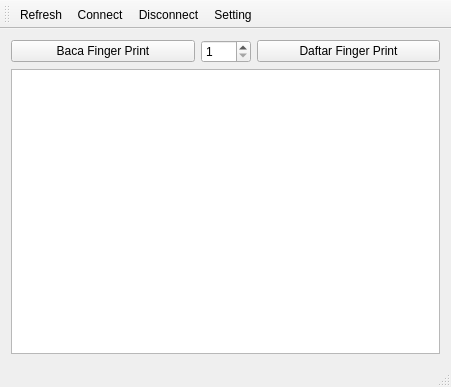
The window that mainwindow.ui (zenaki/Lilly-Project) describes before a commit, drawn with Qt 5.
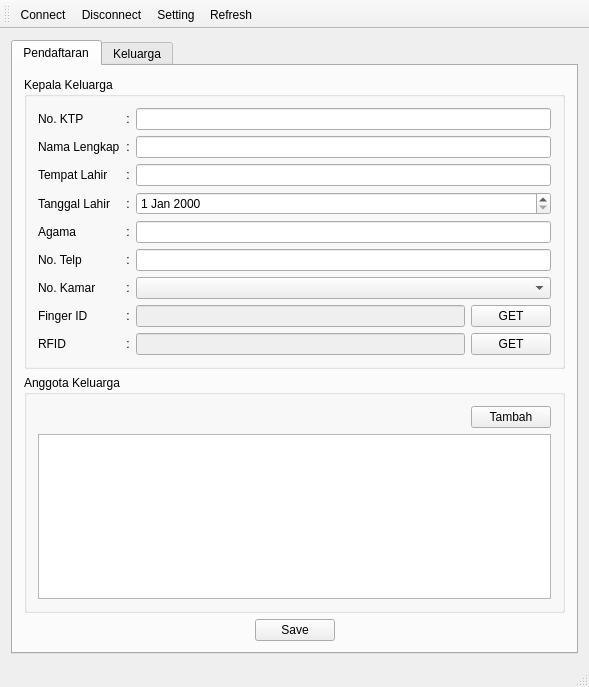
The same window after the commit. Icons and pictures are not drawn.

```diff
--- a/mainwindow.ui
+++ b/mainwindow.ui
@@ -6,8 +6,8 @@
    <rect>
     <x>0</x>
     <y>0</y>
-    <width>451</width>
-    <height>387</height>
+    <width>589</width>
+    <height>687</height>
    </rect>
   </property>
   <property name="minimumSize">
@@ -21,39 +21,351 @@
   </property>
   <widget class="QWidget" name="centralWidget">
    <layout class="QGridLayout" name="gridLayout">
-    <item row="1" column="0" colspan="3">
-     <widget class="QSplitter" name="splitter">
-      <property name="orientation">
-       <enum>Qt::Horizontal</enum>
-      </property>
-      <widget class="QPlainTextEdit" name="pte_log"/>
-     </widget>
-    </item>
-    <item row="0" column="2">
-     <widget class="QPushButton" name="pb_Daftar_FingerPrint">
-      <property name="text">
-       <string>Daftar Finger Print</string>
-      </property>
-     </widget>
-    </item>
     <item row="0" column="0">
-     <widget class="QPushButton" name="pb_Baca_FingerPrint">
-      <property name="text">
-       <string>Baca Finger Print</string>
+     <widget class="QTabWidget" name="tabWidget">
+      <property name="currentIndex">
+       <number>0</number>
       </property>
-     </widget>
-    </item>
-    <item row="0" column="1">
-     <widget class="QSpinBox" name="sb_id">
-      <property name="maximumSize">
-       <size>
-        <width>50</width>
-        <height>30</height>
-       </size>
-      </property>
-      <property name="minimum">
-       <number>1</number>
-      </property>
+      <widget class="QWidget" name="tab_register">
+       <attribute name="title">
+        <string>Pendaftaran</string>
+       </attribute>
+       <layout class="QGridLayout" name="gridLayout_5">
+        <item row="0" column="0">
+         <widget class="QGroupBox" name="gb_daftar_kelapa_keluarga">
+          <property name="title">
+           <string>Kepala Keluarga</string>
+          </property>
+          <layout class="QGridLayout" name="gridLayout_3">
+           <item row="0" column="0">
+            <layout class="QGridLayout" name="gridLayout_4">
+             <item row="4" column="1">
+              <widget class="QLabel" name="label_9">
+               <property name="text">
+                <string>:</string>
+               </property>
+               <property name="alignment">
+                <set>Qt::AlignCenter</set>
+               </property>
+              </widget>
+             </item>
+             <item row="3" column="1">
+              <widget class="QLabel" name="label_10">
+               <property name="text">
+                <string>:</string>
+               </property>
+               <property name="alignment">
+                <set>Qt::AlignCenter</set>
+               </property>
+              </widget>
+             </item>
+             <item row="1" column="0">
+              <widget class="QLabel" name="label_2">
+               <property name="text">
+                <string>Nama Lengkap</string>
+               </property>
+              </widget>
+             </item>
+             <item row="0" column="0">
+              <widget class="QLabel" name="label">
+               <property name="text">
+                <string>No. KTP</string>
+               </property>
+              </widget>
+             </item>
+             <item row="0" column="2">
+              <widget class="QLineEdit" name="le_no_ktp"/>
+             </item>
+             <item row="4" column="2">
+              <widget class="QLineEdit" name="le_agama"/>
+             </item>
+             <item row="1" column="2">
+              <widget class="QLineEdit" name="le_nama_lengkap"/>
+             </item>
+             <item row="5" column="1">
+              <widget class="QLabel" name="label_8">
+               <property name="text">
+                <string>:</string>
+               </property>
+               <property name="alignment">
+                <set>Qt::AlignCenter</set>
+               </property>
+              </widget>
+             </item>
+             <item row="2" column="2">
+              <widget class="QLineEdit" name="le_temp_lahir"/>
+             </item>
+             <item row="8" column="2">
+              <layout class="QHBoxLayout" name="horizontalLayout_5">
+               <item>
+                <widget class="QLineEdit" name="le_rfID">
+                 <property name="enabled">
+                  <bool>false</bool>
+                 </property>
+                 <property name="alignment">
+                  <set>Qt::AlignCenter</set>
+                 </property>
+                </widget>
+               </item>
+               <item>
+                <widget class="QPushButton" name="pb_getRFID">
+                 <property name="text">
+                  <string>GET</string>
+                 </property>
+                </widget>
+               </item>
+              </layout>
+             </item>
+             <item row="8" column="1">
+              <widget class="QLabel" name="label_18">
+               <property name="text">
+                <string>:</string>
+               </property>
+               <property name="alignment">
+                <set>Qt::AlignCenter</set>
+               </property>
+              </widget>
+             </item>
+             <item row="8" column="0">
+              <widget class="QLabel" name="label_17">
+               <property name="text">
+                <string>RFID</string>
+               </property>
+              </widget>
+             </item>
+             <item row="5" column="2">
+              <widget class="QLineEdit" name="le_no_telp"/>
+             </item>
+             <item row="7" column="0">
+              <widget class="QLabel" name="label_15">
+               <property name="text">
+                <string>Finger ID</string>
+               </property>
+              </widget>
+             </item>
+             <item row="3" column="0">
+              <widget class="QLabel" name="label_4">
+               <property name="text">
+                <string>Tanggal Lahir</string>
+               </property>
+              </widget>
+             </item>
+             <item row="0" column="1">
+              <widget class="QLabel" name="label_7">
+               <property name="text">
+                <string>:</string>
+               </property>
+               <property name="alignment">
+                <set>Qt::AlignCenter</set>
+               </property>
+              </widget>
+             </item>
+             <item row="7" column="1">
+              <widget class="QLabel" name="label_16">
+               <property name="text">
+                <string>:</string>
+               </property>
+               <property name="alignment">
+                <set>Qt::AlignCenter</set>
+               </property>
+              </widget>
+             </item>
+             <item row="2" column="1">
+              <widget class="QLabel" name="label_12">
+               <property name="text">
+                <string>:</string>
+               </property>
+               <property name="alignment">
+                <set>Qt::AlignCenter</set>
+               </property>
+              </widget>
+             </item>
+             <item row="7" column="2">
+              <layout class="QHBoxLayout" name="horizontalLayout_4">
+               <item>
+                <widget class="QLineEdit" name="le_fingerID">
+                 <property name="enabled">
+                  <bool>false</bool>
+                 </property>
+                 <property name="alignment">
+                  <set>Qt::AlignCenter</set>
+                 </property>
+                </widget>
+               </item>
+               <item>
+                <widget class="QPushButton" name="pb_getFingerID">
+                 <property name="text">
+                  <string>GET</string>
+                 </property>
+                </widget>
+               </item>
+              </layout>
+             </item>
+             <item row="4" column="0">
+              <widget class="QLabel" name="label_6">
+               <property name="text">
+                <string>Agama</string>
+               </property>
+              </widget>
+             </item>
+             <item row="2" column="0">
+              <widget class="QLabel" name="label_3">
+               <property name="text">
+                <string>Tempat Lahir</string>
+               </property>
+              </widget>
+             </item>
+             <item row="5" column="0">
+              <widget class="QLabel" name="label_5">
+               <property name="text">
+                <string>No. Telp</string>
+               </property>
+              </widget>
+             </item>
+             <item row="3" column="2">
+              <widget class="QDateEdit" name="de_tgl_lahir"/>
+             </item>
+             <item row="1" column="1">
+              <widget class="QLabel" name="label_11">
+               <property name="text">
+                <string>:</string>
+               </property>
+               <property name="alignment">
+                <set>Qt::AlignCenter</set>
+               </property>
+              </widget>
+             </item>
+             <item row="6" column="0">
+              <widget class="QLabel" name="label_13">
+               <property name="text">
+                <string>No. Kamar</string>
+               </property>
+              </widget>
+             </item>
+             <item row="6" column="1">
+              <widget class="QLabel" name="label_14">
+               <property name="text">
+                <string>:</string>
+               </property>
+               <property name="alignment">
+                <set>Qt::AlignCenter</set>
+               </property>
+              </widget>
+             </item>
+             <item row="6" column="2">
+              <widget class="QComboBox" name="cb_kamar"/>
+             </item>
+            </layout>
+           </item>
+          </layout>
+         </widget>
+        </item>
+        <item row="1" column="0">
+         <widget class="QGroupBox" name="gb_daftar_anggota_keluarga">
+          <property name="title">
+           <string>Anggota Keluarga</string>
+          </property>
+          <layout class="QGridLayout" name="gridLayout_6">
+           <item row="0" column="0">
+            <layout class="QHBoxLayout" name="horizontalLayout_3">
+             <item>
+              <spacer name="horizontalSpacer_3">
+               <property name="orientation">
+                <enum>Qt::Horizontal</enum>
+               </property>
+               <property name="sizeHint" stdset="0">
+                <size>
+                 <width>40</width>
+                 <height>20</height>
+                </size>
+               </property>
+              </spacer>
+             </item>
+             <item>
+              <widget class="QPushButton" name="pb_tambah_anggota">
+               <property name="text">
+                <string>Tambah</string>
+               </property>
+              </widget>
+             </item>
+            </layout>
+           </item>
+           <item row="1" column="0">
+            <widget class="QTableView" name="table_daftar_anggota_keluarga"/>
+           </item>
+          </layout>
+         </widget>
+        </item>
+        <item row="2" column="0">
+         <layout class="QHBoxLayout" name="horizontalLayout_2">
+          <item>
+           <spacer name="horizontalSpacer">
+            <property name="orientation">
+             <enum>Qt::Horizontal</enum>
+            </property>
+            <property name="sizeHint" stdset="0">
+             <size>
+              <width>40</width>
+              <height>20</height>
+             </size>
+            </property>
+           </spacer>
+          </item>
+          <item>
+           <widget class="QPushButton" name="pb_save_keluarga_baru">
+            <property name="text">
+             <string>Save</string>
+            </property>
+           </widget>
+          </item>
+          <item>
+           <spacer name="horizontalSpacer_2">
+            <property name="orientation">
+             <enum>Qt::Horizontal</enum>
+            </property>
+            <property name="sizeHint" stdset="0">
+             <size>
+              <width>40</width>
+              <height>20</height>
+             </size>
+            </property>
+           </spacer>
+          </item>
+         </layout>
+        </item>
+       </layout>
+      </widget>
+      <widget class="QWidget" name="tab_kelurga">
+       <attribute name="title">
+        <string>Keluarga</string>
+       </attribute>
+       <layout class="QGridLayout" name="gridLayout_7">
+        <item row="0" column="0">
+         <widget class="QGroupBox" name="gb_list_kepala_keluarga">
+          <property name="title">
+           <string>Kepala Keluarga</string>
+          </property>
+          <layout class="QGridLayout" name="gridLayout_9">
+           <item row="0" column="0">
+            <widget class="QTableView" name="table_kepala_keluarga"/>
+           </item>
+          </layout>
+         </widget>
+        </item>
+        <item row="1" column="0">
+         <widget class="QGroupBox" name="gb_list_anggota_keluarga">
+          <property name="title">
+           <string>Anggota Keluarga</string>
+          </property>
+          <layout class="QGridLayout" name="gridLayout_8">
+           <item row="0" column="0">
+            <widget class="QTableView" name="table_anggota_keluarga"/>
+           </item>
+          </layout>
+         </widget>
+        </item>
+       </layout>
+      </widget>
      </widget>
     </item>
    </layout>
@@ -75,10 +387,10 @@
    <attribute name="toolBarBreak">
     <bool>false</bool>
    </attribute>
-   <addaction name="actionRefresh"/>
    <addaction name="actionConnect"/>
    <addaction name="actionDisconnect"/>
    <addaction name="actionSetting"/>
+   <addaction name="actionRefresh"/>
   </widget>
   <widget class="QStatusBar" name="statusBar"/>
   <action name="actionRefresh">
```
Left out of the diff: 28 changed lines with no effect on the pictures.
